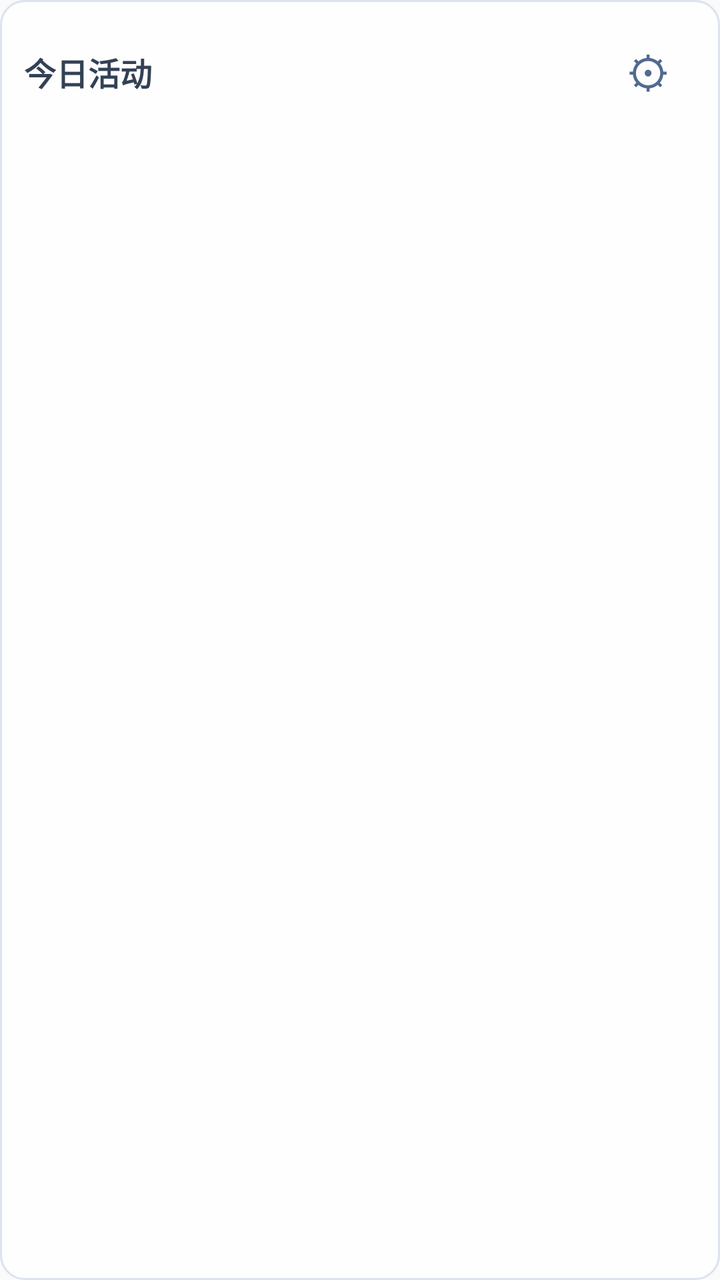
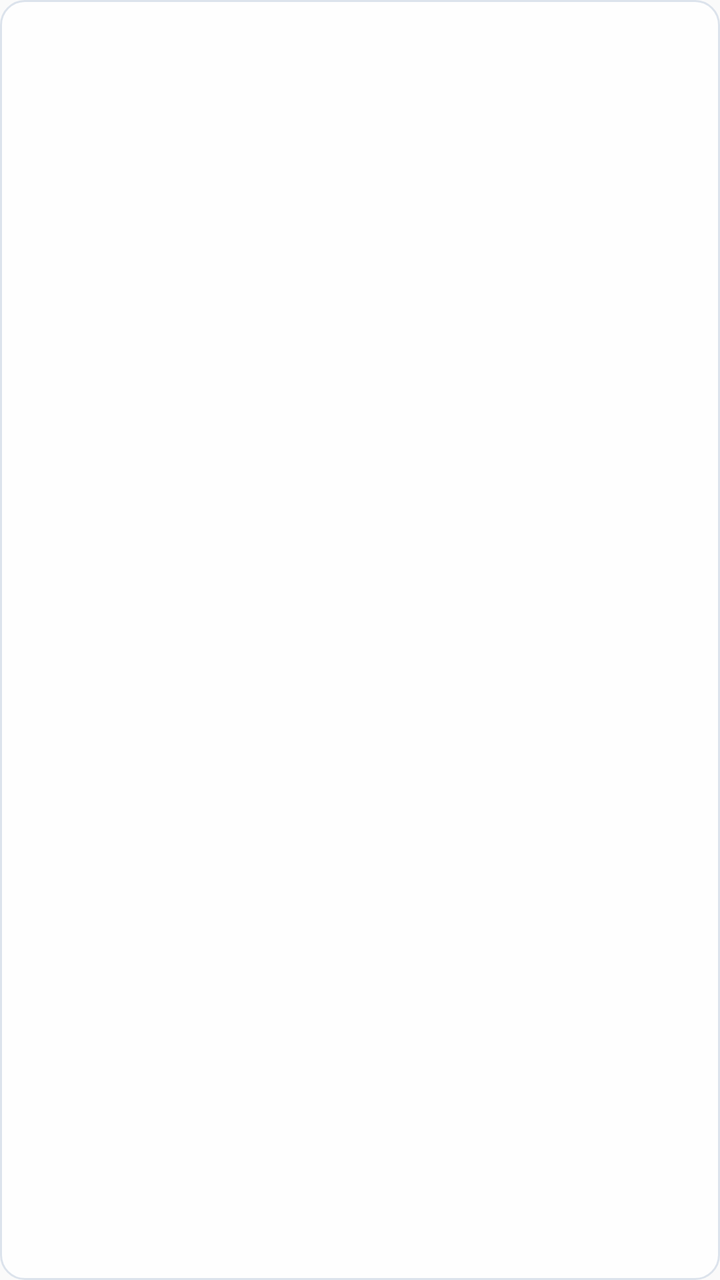

An Android layout rendered at two revisions. The XML below is the earlier revision; the diff shows what the commit changed to produce the second picture.
<!-- AndroidManifest.xml: application theme android:Theme.Material.Light.NoActionBar -->
<!-- res/layout/main_widget.xml -->
<LinearLayout xmlns:android="http://schemas.android.com/apk/res/android"
    android:id="@+id/widget_root" android:layout_width="match_parent" android:layout_height="match_parent"
    android:orientation="vertical" android:padding="12dp" android:background="@drawable/main_widget_background">
    <LinearLayout android:layout_width="match_parent" android:layout_height="wrap_content" android:gravity="center_vertical" android:orientation="horizontal">
        <TextView android:id="@+id/widget_title" android:layout_width="0dp" android:layout_weight="1" android:layout_height="48dp" android:gravity="center_vertical" android:text="今日活动" android:textStyle="bold" android:textSize="16sp" android:textColor="#334155" />
        <TextView android:id="@+id/widget_settings" android:layout_width="48dp" android:layout_height="48dp" android:gravity="center" android:text="⚙" android:contentDescription="选择显示的活动" android:textSize="22sp" android:textColor="#526A91" />
    </LinearLayout>
    <TextView android:id="@+id/widget_empty" android:layout_width="match_parent" android:layout_height="wrap_content" android:textColor="#526A91" android:textSize="13sp" />
    <LinearLayout android:id="@+id/widget_rows" android:layout_width="match_parent" android:layout_height="0dp" android:layout_weight="1" android:orientation="vertical" />
</LinearLayout>
<!-- resources referenced by this layout -->
<resources>
  <!-- drawable main_widget_background (drawable) -->
  <shape xmlns:android="http://schemas.android.com/apk/res/android">
      <solid android:color="#D9FFFFFF" />
      <stroke android:width="1dp" android:color="#DCE3EC" />
      <corners android:radius="12dp" />
  </shape>
</resources>

<!-- the commit's change to res/layout/main_widget.xml (unified diff, before → after) -->
@@ -1,10 +1,7 @@
 <LinearLayout xmlns:android="http://schemas.android.com/apk/res/android"
     android:id="@+id/widget_root" android:layout_width="match_parent" android:layout_height="match_parent"
     android:orientation="vertical" android:padding="12dp" android:background="@drawable/main_widget_background">
-    <LinearLayout android:layout_width="match_parent" android:layout_height="wrap_content" android:gravity="center_vertical" android:orientation="horizontal">
-        <TextView android:id="@+id/widget_title" android:layout_width="0dp" android:layout_weight="1" android:layout_height="48dp" android:gravity="center_vertical" android:text="今日活动" android:textStyle="bold" android:textSize="16sp" android:textColor="#334155" />
-        <TextView android:id="@+id/widget_settings" android:layout_width="48dp" android:layout_height="48dp" android:gravity="center" android:text="⚙" android:contentDescription="选择显示的活动" android:textSize="22sp" android:textColor="#526A91" />
-    </LinearLayout>
-    <TextView android:id="@+id/widget_empty" android:layout_width="match_parent" android:layout_height="wrap_content" android:textColor="#526A91" android:textSize="13sp" />
-    <LinearLayout android:id="@+id/widget_rows" android:layout_width="match_parent" android:layout_height="0dp" android:layout_weight="1" android:orientation="vertical" />
+    <TextView android:id="@+id/widget_empty" android:layout_width="match_parent" android:layout_height="wrap_content" android:textColor="#526A91" android:textSize="15sp" />
+    <LinearLayout android:id="@+id/widget_rows" android:layout_width="match_parent" android:layout_height="wrap_content" android:orientation="vertical" />
+    <TextView android:id="@+id/widget_more" android:layout_width="match_parent" android:layout_height="20dp" android:gravity="end|center_vertical" android:textColor="#526A91" android:textSize="13sp" />
 </LinearLayout>
